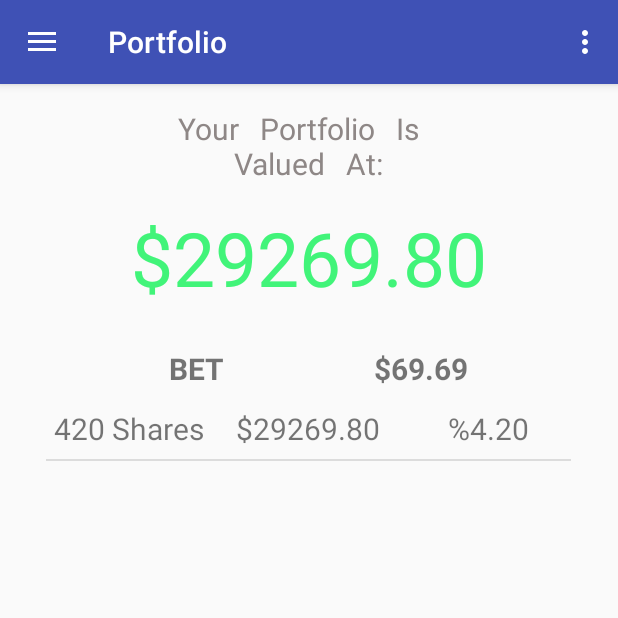
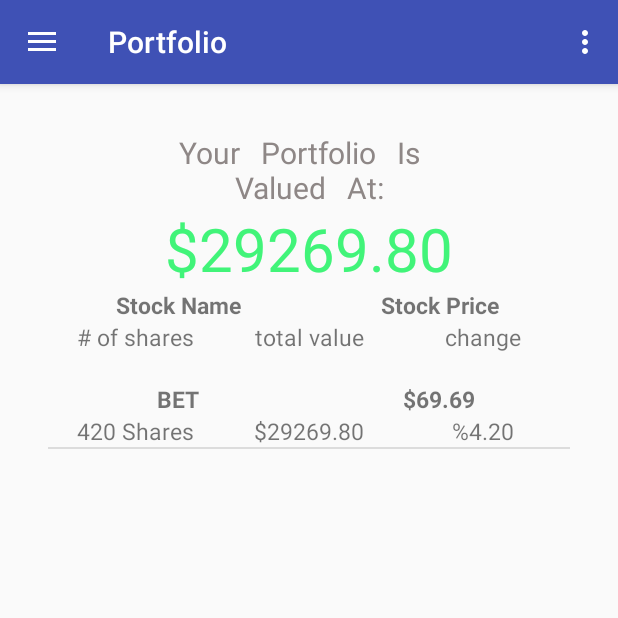
Before and after one commit to rkellerman/Stockers, an Android app: the portfolioActivity screen opened directly, with no data from a screen before it, on a phone screen of 412 x 824 dp, the top half of it. Run offline under Robolectric (Android 15) with nearby library versions, the phone set to English and light mode, and no system bars; 1 statement that could not run was skipped.

Commit message:
fixed portfolio

```diff
--- a/app/src/main/res/layout/portfolio_layout.xml
+++ b/app/src/main/res/layout/portfolio_layout.xml
@@ -1,39 +1,94 @@
 <?xml version="1.0" encoding="utf-8"?>
-<RelativeLayout
+<LinearLayout
     xmlns:android="http://schemas.android.com/apk/res/android"
     xmlns:tools="http://schemas.android.com/tools"
     android:layout_width="match_parent"
-    android:layout_height="match_parent">
+    android:layout_height="match_parent"
+    android:orientation="vertical"
+    android:paddingBottom="@dimen/activity_vertical_margin"
+    android:paddingLeft="@dimen/activity_horizontal_margin"
+    android:paddingRight="@dimen/activity_horizontal_margin"
+    android:paddingTop="@dimen/activity_vertical_margin" >
 
     <TextView
         android:id="@+id/portfolioValuedAt"
         android:text="Your   Portfolio   Is   \nValued   At:"
-        android:layout_width="250dp"
+        android:layout_width="match_parent"
         android:layout_height="wrap_content"
         android:gravity="center"
         android:textSize="20sp"
-        android:textColor="#8e8786"
-        android:layout_centerHorizontal="true"/>
+        android:textColor="#8e8786" />
 
     <TextView
         android:id="@+id/total_networth"
-        android:layout_width="wrap_content"
+        android:layout_width="match_parent"
         android:layout_height="wrap_content"
-        android:layout_marginTop="15dp"
-        android:layout_marginBottom="15dp"
-        android:layout_below="@id/portfolioValuedAt"
-        android:textSize="50sp"
+        android:gravity="center"
+        android:textSize="40sp"
         android:text="$12578.45"
-        android:layout_centerHorizontal="true"/>
+        />
 
+    <LinearLayout
+        android:layout_width="match_parent"
+        android:layout_height="wrap_content"
+        android:orientation="horizontal">
+        <TextView
+            android:id="@+id/dispstock"
+            android:layout_width="match_parent"
+            android:layout_height="wrap_content"
+            android:layout_weight="1"
+            android:text="Stock Name"
+            android:textSize="15sp"
+            android:gravity="center"
+            android:textStyle="normal|bold" />
+
+        <TextView
+            android:id="@+id/dispprice"
+            android:layout_width="match_parent"
+            android:layout_height="wrap_content"
+            android:layout_weight="1"
+            android:text="Stock Price"
+            android:textSize="15sp"
+            android:gravity="center"
+            android:textStyle="normal|bold" />
+    </LinearLayout>
+    <LinearLayout
+        android:layout_width="match_parent"
+        android:layout_height="wrap_content"
+        android:orientation="horizontal"
+        android:layout_marginBottom="20dp">
+        <TextView
+            android:id="@+id/dispshares"
+            android:layout_width="match_parent"
+            android:layout_height="wrap_content"
+            android:layout_weight="1"
+            android:text="# of shares"
+            android:textSize="15sp"
+            android:gravity="center" />
+
+        <TextView
+            android:id="@+id/dispvalue"
+            android:layout_width="match_parent"
+            android:layout_height="wrap_content"
+            android:layout_weight="1"
+            android:text="total value"
+            android:textSize="15sp"
+            android:gravity="center" />
+
+        <TextView
+            android:id="@+id/dispchange"
+            android:layout_width="match_parent"
+            android:layout_height="wrap_content"
+            android:layout_weight="1"
+            android:text="change"
+            android:textSize="15sp"
+            android:gravity="center" />
+    </LinearLayout>
 
     <ListView
         android:id="@+id/portfolioListView"
-        android:layout_width="350dp"
-        android:layout_height="360dp"
-        android:layout_marginTop="5dp"
-        android:layout_below="@id/total_networth"
-        android:layout_centerHorizontal="true" >
+        android:layout_width="match_parent"
+        android:layout_height="match_parent">
     </ListView>
 
-</RelativeLayout>
+</LinearLayout>
--- a/app/src/main/res/layout/portfolio_row_model.xml
+++ b/app/src/main/res/layout/portfolio_row_model.xml
@@ -1,60 +1,64 @@
 <?xml version="1.0" encoding="utf-8"?>
-<RelativeLayout
+<LinearLayout
     xmlns:android="http://schemas.android.com/apk/res/android"
     android:layout_width="match_parent"
-    android:layout_height="match_parent">
+    android:layout_height="match_parent"
+    android:orientation="vertical">
 
+    <LinearLayout
+        android:layout_width="match_parent"
+        android:layout_height="wrap_content"
+        android:orientation="horizontal">
         <TextView
             android:id="@+id/list_portfolio_ticker"
-        android:layout_width="100dp"
-        android:layout_height="40dp"
-        android:layout_marginLeft="50dp"
-        android:layout_marginRight="50dp"
+            android:layout_width="match_parent"
+            android:layout_height="wrap_content"
+            android:layout_weight="1"
             android:text="AAPL"
+            android:textSize="15sp"
             android:gravity="center"
-        android:textSize="20sp"
             android:textStyle="normal|bold" />
 
         <TextView
             android:id="@+id/list_portfolio_price"
-        android:layout_width="100dp"
-        android:layout_height="40dp"
+            android:layout_width="match_parent"
+            android:layout_height="wrap_content"
+            android:layout_weight="1"
             android:text="138.96"
-        android:layout_toEndOf="@id/list_portfolio_ticker"
+            android:textSize="15sp"
             android:gravity="center"
-        android:textSize="20sp"
             android:textStyle="normal|bold" />
-
+    </LinearLayout>
+<LinearLayout
+    android:layout_width="match_parent"
+    android:layout_height="wrap_content"
+    android:orientation="horizontal">
     <TextView
         android:id="@+id/list_portfolio_shares"
-        android:layout_below="@+id/list_portfolio_ticker"
-        android:layout_width="110dp"
-        android:layout_height="40dp"
+        android:layout_width="match_parent"
+        android:layout_height="wrap_content"
+        android:layout_weight="1"
         android:text="3"
-        android:gravity="center"
-        android:textSize="20sp" />
+        android:textSize="15sp"
+        android:gravity="center" />
 
     <TextView
         android:id="@+id/list_portfolio_value"
-        android:layout_toRightOf="@+id/list_portfolio_shares"
-        android:layout_below="@+id/list_portfolio_ticker"
-        android:layout_marginLeft="10dp"
-        android:layout_marginRight="10dp"
-        android:layout_width="110dp"
-        android:layout_height="40dp"
+        android:layout_width="match_parent"
+        android:layout_height="wrap_content"
+        android:layout_weight="1"
         android:text="416.88"
-        android:gravity="center"
-        android:textSize="20sp" />
+        android:textSize="15sp"
+        android:gravity="center" />
 
     <TextView
         android:id="@+id/list_portfolio_change"
-        android:layout_toRightOf="@+id/list_portfolio_value"
-        android:layout_below="@+id/list_portfolio_ticker"
-        android:layout_width="110dp"
-        android:layout_height="40dp"
+        android:layout_width="match_parent"
+        android:layout_height="wrap_content"
+        android:layout_weight="1"
         android:text="0.59"
-        android:gravity="center"
-        android:textSize="20sp" />
+        android:textSize="15sp"
+        android:gravity="center" />
+</LinearLayout>
 
-
-</RelativeLayout>
+</LinearLayout>
```
Lines whose indentation alone changed are shown as unchanged.
